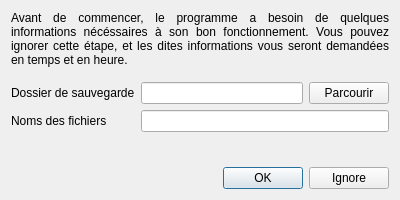
Qt form ui/startwindow.ui (XanderMld/imgbrd-grabber) before a commit.
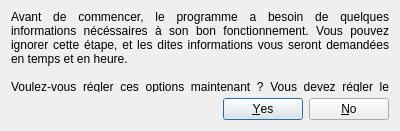
The same form after that commit.

Commit message: * Fixed commands * First launch window now redirects to the options window. * Fixed danbooru boards regex source (when not logged in) -> breaks timezone with this source. * The tags separator is now set to " " (a space) by default. * Forgot to close some files -> fixed. * Added some translations -> help for filenaming missing.

The edit to the form file:
```diff
--- a/ui/startwindow.ui
+++ b/ui/startwindow.ui
@@ -10,7 +10,7 @@
     <x>0</x>
     <y>0</y>
     <width>400</width>
-    <height>200</height>
+    <height>131</height>
    </rect>
   </property>
   <property name="windowTitle">
@@ -20,7 +20,9 @@
    <item>
     <widget class="QLabel" name="welcomeLabel">
      <property name="text">
-      <string>Avant de commencer, le programme a besoin de quelques informations nécéssaires à son bon fonctionnement. Vous pouvez ignorer cette étape, et les dites informations vous seront demandées en temps et en heure.</string>
+      <string>Avant de commencer, le programme a besoin de quelques informations nécéssaires à son bon fonctionnement. Vous pouvez ignorer cette étape, et les dites informations vous seront demandées en temps et en heure.
+
+Voulez-vous régler ces options maintenant ? Vous devez régler le dossier de sauvegarde ainsi que les noms de fichier.</string>
      </property>
      <property name="textFormat">
       <enum>Qt::AutoText</enum>
@@ -33,83 +35,13 @@
      </property>
     </widget>
    </item>
-   <item>
-    <spacer name="verticalSpacer">
-     <property name="orientation">
-      <enum>Qt::Vertical</enum>
-     </property>
-     <property name="sizeHint" stdset="0">
-      <size>
-       <width>20</width>
-       <height>40</height>
-      </size>
-     </property>
-    </spacer>
-   </item>
-   <item>
-    <layout class="QGridLayout" name="gridLayout" columnstretch="0,1,0">
-     <item row="0" column="0">
-      <widget class="QLabel" name="pathLabel">
-       <property name="text">
-        <string>Dossier de sauvegarde</string>
-       </property>
-      </widget>
-     </item>
-     <item row="0" column="1">
-      <widget class="QLineEdit" name="pathLineEdit"/>
-     </item>
-     <item row="0" column="2">
-      <widget class="QPushButton" name="openButton">
-       <property name="text">
-        <string>Parcourir</string>
-       </property>
-      </widget>
-     </item>
-     <item row="1" column="0">
-      <widget class="QLabel" name="filenameLabel">
-       <property name="text">
-        <string>Noms des fichiers</string>
-       </property>
-      </widget>
-     </item>
-     <item row="1" column="1" colspan="2">
-      <widget class="QLineEdit" name="filenameLineEdit"/>
-     </item>
-    </layout>
-   </item>
-   <item>
-    <widget class="QLabel" name="validatorLabel">
-     <property name="text">
-      <string/>
-     </property>
-     <property name="textFormat">
-      <enum>Qt::RichText</enum>
-     </property>
-     <property name="wordWrap">
-      <bool>true</bool>
-     </property>
-    </widget>
-   </item>
-   <item>
-    <spacer name="verticalSpacer_2">
-     <property name="orientation">
-      <enum>Qt::Vertical</enum>
-     </property>
-     <property name="sizeHint" stdset="0">
-      <size>
-       <width>20</width>
-       <height>40</height>
-      </size>
-     </property>
-    </spacer>
-   </item>
    <item>
     <widget class="QDialogButtonBox" name="buttonBox">
      <property name="orientation">
       <enum>Qt::Horizontal</enum>
      </property>
      <property name="standardButtons">
-      <set>QDialogButtonBox::Ignore|QDialogButtonBox::Ok</set>
+      <set>QDialogButtonBox::No|QDialogButtonBox::Yes</set>
      </property>
     </widget>
    </item>
```
Left out of the diff: 3 changed lines with no effect on the pictures. The commit also changes 16 other files.
